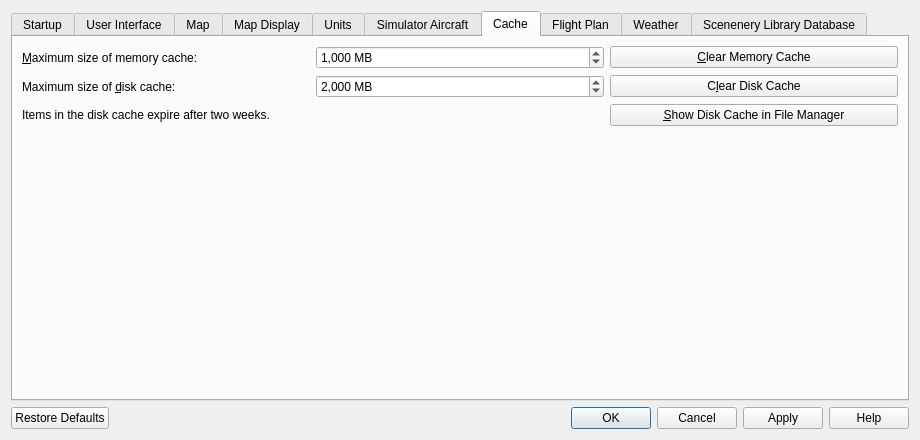
Old version of the form src/options/options.ui in the repository albar965/littlenavmap.
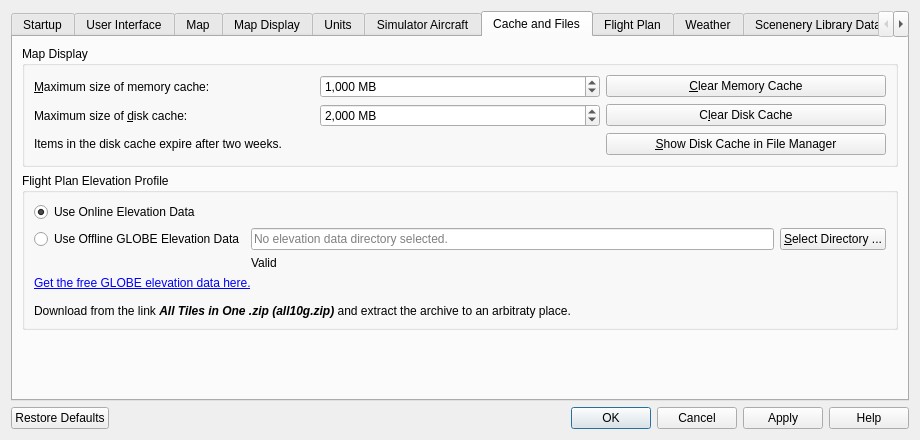
New version of the form. The open tabs and pages were chosen to show the change.

Commit message:
Added support for GLOBE offline elevation data as second elevation data source. Extended options dialog for elevation directory selection. Elevation under cursor is now shown after a short delay. Offline synchronization is now done faster in profile. All #98
Disabled saving of action states for every mouse click.
Fixed crash in info window when updating options.

What changed in the file:
```diff
--- a/src/options/options.ui
+++ b/src/options/options.ui
@@ -1544,107 +1544,10 @@
      </widget>
      <widget class="QWidget" name="tabOptionsCache">
       <attribute name="title">
-       <string>Cache</string>
+       <string>Cache and Files</string>
       </attribute>
       <layout class="QGridLayout" name="gridLayout_4">
-       <item row="1" column="1">
-        <widget class="QSpinBox" name="spinBoxOptionsCacheDiskSize">
-         <property name="showGroupSeparator" stdset="0">
-          <bool>true</bool>
-         </property>
-         <property name="suffix">
-          <string> MB</string>
-         </property>
-         <property name="minimum">
-          <number>500</number>
-         </property>
-         <property name="maximum">
-          <number>8000</number>
-         </property>
-         <property name="singleStep">
-          <number>100</number>
-         </property>
-         <property name="value">
-          <number>2000</number>
-         </property>
-        </widget>
-       </item>
-       <item row="0" column="1">
-        <widget class="QSpinBox" name="spinBoxOptionsCacheMemorySize">
-         <property name="showGroupSeparator" stdset="0">
-          <bool>true</bool>
-         </property>
-         <property name="suffix">
-          <string> MB</string>
-         </property>
-         <property name="minimum">
-          <number>100</number>
-         </property>
-         <property name="maximum">
-          <number>2000</number>
-         </property>
-         <property name="singleStep">
-          <number>100</number>
-         </property>
-         <property name="value">
-          <number>1000</number>
-         </property>
-        </widget>
-       </item>
-       <item row="1" column="2">
-        <widget class="QPushButton" name="pushButtonOptionsCacheClearDisk">
-         <property name="toolTip">
-          <string>Clears the disk cache. This process will run in background and take some time.</string>
-         </property>
-         <property name="statusTip">
-          <string>Clears the disk cache.\nThis process will run in background and take some time.</string>
-         </property>
-         <property name="text">
-          <string>C&amp;lear Disk Cache</string>
-         </property>
-        </widget>
-       </item>
-       <item row="1" column="0">
-        <widget class="QLabel" name="labelOptionsCacheDisk">
-         <property name="text">
-          <string>Maximum size of &amp;disk cache:</string>
-         </property>
-         <property name="buddy">
-          <cstring>spinBoxOptionsCacheDiskSize</cstring>
-         </property>
-        </widget>
-       </item>
-       <item row="0" column="0">
-        <widget class="QLabel" name="labelOptionsCacheMemory">
-         <property name="text">
-          <string>&amp;Maximum size of memory cache:</string>
-         </property>
-         <property name="buddy">
-          <cstring>spinBoxOptionsCacheMemorySize</cstring>
-         </property>
-        </widget>
-       </item>
-       <item row="0" column="2">
-        <widget class="QPushButton" name="pushButtonOptionsCacheClearMemory">
-         <property name="text">
-          <string>&amp;Clear Memory Cache</string>
-         </property>
-        </widget>
-       </item>
-       <item row="2" column="2" alignment="Qt::AlignTop">
-        <widget class="QPushButton" name="pushButtonOptionsCacheShow">
-         <property name="toolTip">
-          <string>Opens the cache directory in a file manager.</string>
-         </property>
-         <property name="statusTip">
-          <string/>
-         </property>
-         <property name="text">
-          <string>&amp;Show Disk Cache in File Manager</string>
-         </property>
-        </widget>
-       </item>
-       <item row="3" column="2">
+       <item row="7" column="0">
         <spacer name="verticalSpacer_2">
          <property name="orientation">
           <enum>Qt::Vertical</enum>
@@ -1657,14 +1560,184 @@
          </property>
         </spacer>
        </item>
-       <item row="2" column="0" colspan="2">
-        <widget class="QLabel" name="labelOptionsCacheDiskExpiration">
-         <property name="text">
-          <string>Items in the disk cache expire after two weeks.</string>
+       <item row="3" column="0">
+        <widget class="QGroupBox" name="groupBox_2">
+         <property name="title">
+          <string>Map Display</string>
          </property>
-         <property name="buddy">
-          <cstring>pushButtonOptionsCacheShow</cstring>
+         <layout class="QGridLayout" name="gridLayout_15">
+          <item row="1" column="0">
+           <widget class="QLabel" name="labelOptionsCacheDisk">
+            <property name="text">
+             <string>Maximum size of &amp;disk cache:</string>
+            </property>
+            <property name="buddy">
+             <cstring>spinBoxOptionsCacheDiskSize</cstring>
+            </property>
+           </widget>
+          </item>
+          <item row="0" column="1">
+           <widget class="QSpinBox" name="spinBoxOptionsCacheMemorySize">
+            <property name="showGroupSeparator" stdset="0">
+             <bool>true</bool>
+            </property>
+            <property name="suffix">
+             <string> MB</string>
+            </property>
+            <property name="minimum">
+             <number>100</number>
+            </property>
+            <property name="maximum">
+             <number>2000</number>
+            </property>
+            <property name="singleStep">
+             <number>100</number>
+            </property>
+            <property name="value">
+             <number>1000</number>
+            </property>
+           </widget>
+          </item>
+          <item row="0" column="2">
+           <widget class="QPushButton" name="pushButtonOptionsCacheClearMemory">
+            <property name="text">
+             <string>&amp;Clear Memory Cache</string>
+            </property>
+           </widget>
+          </item>
+          <item row="2" column="0">
+           <widget class="QLabel" name="labelOptionsCacheDiskExpiration">
+            <property name="text">
+             <string>Items in the disk cache expire after two weeks.</string>
+            </property>
+            <property name="buddy">
+             <cstring>pushButtonOptionsCacheShow</cstring>
+            </property>
+           </widget>
+          </item>
+          <item row="1" column="2">
+           <widget class="QPushButton" name="pushButtonOptionsCacheClearDisk">
+            <property name="toolTip">
+             <string>Clears the disk cache. This process will run in background and take some time.</string>
+            </property>
+            <property name="statusTip">
+             <string>Clears the disk cache.\nThis process will run in background and take some time.</string>
+            </property>
+            <property name="text">
+             <string>C&amp;lear Disk Cache</string>
+            </property>
+           </widget>
+          </item>
+          <item row="2" column="2">
+           <widget class="QPushButton" name="pushButtonOptionsCacheShow">
+            <property name="toolTip">
+             <string>Opens the cache directory in a file manager.</string>
+            </property>
+            <property name="statusTip">
+             <string/>
+            </property>
+            <property name="text">
+             <string>&amp;Show Disk Cache in File Manager</string>
+            </property>
+           </widget>
+          </item>
+          <item row="1" column="1">
+           <widget class="QSpinBox" name="spinBoxOptionsCacheDiskSize">
+            <property name="showGroupSeparator" stdset="0">
+             <bool>true</bool>
+            </property>
+            <property name="suffix">
+             <string> MB</string>
+            </property>
+            <property name="minimum">
+             <number>500</number>
+            </property>
+            <property name="maximum">
+             <number>8000</number>
+            </property>
+            <property name="singleStep">
+             <number>100</number>
+            </property>
+            <property name="value">
+             <number>2000</number>
+            </property>
+           </widget>
+          </item>
+          <item row="0" column="0">
+           <widget class="QLabel" name="labelOptionsCacheMemory">
+            <property name="text">
+             <string>&amp;Maximum size of memory cache:</string>
+            </property>
+            <property name="buddy">
+             <cstring>spinBoxOptionsCacheMemorySize</cstring>
+            </property>
+           </widget>
+          </item>
+         </layout>
+        </widget>
+       </item>
+       <item row="4" column="0">
+        <widget class="QGroupBox" name="groupBox_3">
+         <property name="title">
+          <string>Flight Plan Elevation Profile</string>
          </property>
+         <layout class="QGridLayout" name="gridLayout_14">
+          <item row="1" column="2">
+           <widget class="QPushButton" name="pushButtonCacheOfflineDataSelect">
+            <property name="text">
+             <string>&amp;Select Directory ...</string>
+            </property>
+           </widget>
+          </item>
+          <item row="1" column="1">
+           <widget class="QLineEdit" name="lineEditCacheOfflineDataPath">
+            <property name="placeholderText">
+             <string>No elevation data directory selected.</string>
+            </property>
+           </widget>
+          </item>
+          <item row="0" column="0">
+           <widget class="QRadioButton" name="radioButtonCacheUseOnlineElevation">
+            <property name="toolTip">
+             <string>Use online elevation data to display ground in flight plan elevation profile. Updates slowly.</string>
+            </property>
+            <property name="statusTip">
+             <string>Use online elevation data to display ground in flight plan elevation profile. Updates slowly.</string>
+            </property>
+            <property name="text">
+             <string>Use Online Elevation Data</string>
+            </property>
+            <property name="checked">
+             <bool>true</bool>
+            </property>
+           </widget>
+          </item>
+          <item row="1" column="0">
+           <widget class="QRadioButton" name="radioButtonCacheUseOffineElevation">
+            <property name="text">
+             <string>Use Offline GLOBE Elevation Data</string>
+            </property>
+           </widget>
+          </item>
+          <item row="2" column="1">
+           <widget class="QLabel" name="labelCacheGlobePathState">
+            <property name="text">
+             <string>Valid</string>
+            </property>
+           </widget>
+          </item>
+          <item row="3" column="0" colspan="3">
+           <widget class="QLabel" name="labelCacheGlobePathDownload">
+            <property name="text">
+             <string>&lt;a href=&quot;https://www.ngdc.noaa.gov/mgg/topo/gltiles.html&quot;&gt;Get the free GLOBE elevation data here.&lt;/a&gt;&lt;br/&gt;&lt;br/&gt;
+Download from the link &lt;b&gt;&lt;i&gt;All Tiles in One .zip (all10g.zip)&lt;/i&gt;&lt;/b&gt; and extract the archive to an arbitraty place.</string>
+            </property>
+            <property name="openExternalLinks">
+             <bool>true</bool>
+            </property>
+           </widget>
+          </item>
+         </layout>
         </widget>
        </item>
       </layout>
```
Left out of the diff: 5 changed lines with no effect on the pictures. The commit also changes 18 other files.
